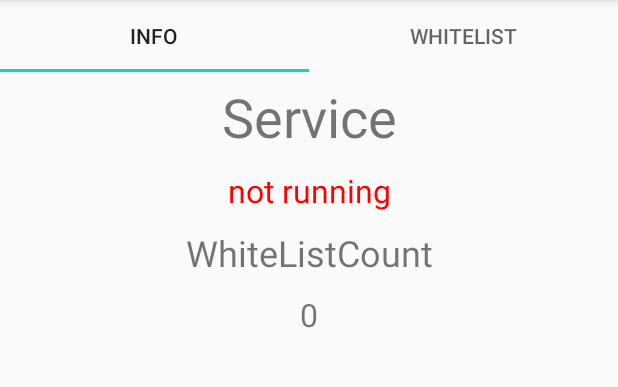
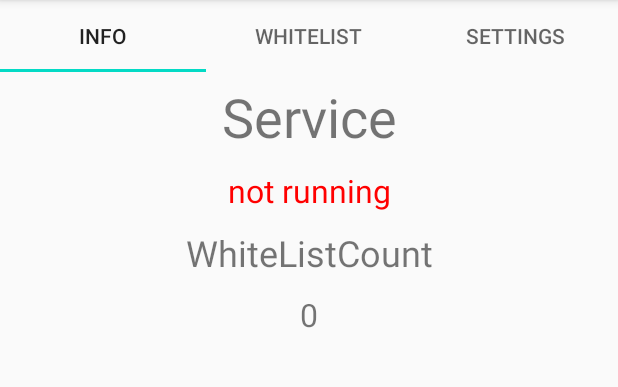
Before and after one commit to xfarrow/FindMyDevice, an Android app: the MainActivity screen opened directly, with no data from a screen before it, on a phone screen of 412 x 824 dp, the part 84-471 px from its top. Run offline under Robolectric (Android 15) with nearby library versions, the phone set to English and light mode, and no system bars.

Commit message:
Show message on lockscreen when phones gets lcoked remotely.

```diff
--- a/app/build.gradle
+++ b/app/build.gradle
@@ -6,7 +6,7 @@ android {
 
     defaultConfig {
         applicationId "de.nulide.findmydevice"
-        minSdkVersion 14
+        minSdkVersion 16
         targetSdkVersion 29
         versionCode 1
         versionName "0.0.1"
--- a/app/src/main/java/de/nulide/findmydevice/MainActivity.java
+++ b/app/src/main/java/de/nulide/findmydevice/MainActivity.java
@@ -8,11 +8,16 @@ import android.graphics.Color;
 import android.net.Uri;
 import android.os.Bundle;
 import android.provider.ContactsContract;
+import android.text.Editable;
+import android.text.TextWatcher;
 import android.view.ContextMenu;
 import android.view.MenuItem;
 import android.view.View;
 import android.widget.AdapterView;
 import android.widget.Button;
+import android.widget.CheckBox;
+import android.widget.CompoundButton;
+import android.widget.EditText;
 import android.widget.ListView;
 import android.widget.TextView;
 
@@ -22,6 +27,7 @@ import androidx.viewpager.widget.ViewPager;
 import com.google.android.material.tabs.TabLayout;
 
 import de.nulide.findmydevice.data.Contact;
+import de.nulide.findmydevice.data.Settings;
 import de.nulide.findmydevice.data.WhiteList;
 import de.nulide.findmydevice.data.io.IO;
 import de.nulide.findmydevice.ui.MainPageViewAdapter;
@@ -29,7 +35,7 @@ import de.nulide.findmydevice.ui.WhiteListViewAdapter;
 import de.nulide.findmydevice.utils.Permission;
 import de.nulide.findmydevice.utils.ServiceHandler;
 
-public class MainActivity extends AppCompatActivity implements View.OnClickListener, AdapterView.OnItemClickListener {
+public class MainActivity extends AppCompatActivity implements View.OnClickListener, AdapterView.OnItemClickListener, CompoundButton.OnCheckedChangeListener, TextWatcher {
 
     private TabLayout tabLayout;
     private ViewPager viewPager;
@@ -42,9 +48,12 @@ public class MainActivity extends AppCompatActivity implements View.OnClickListe
     private WhiteListViewAdapter listWhiteListAdapter;
     private Button buttonAddContact;
 
+    private CheckBox checkBoxDeviceWipe;
+    private EditText editTextPin;
+    private EditText editTextLockScreenMessage;
+
     private WhiteList whiteList;
-
-    private Intent backgroundService;
+    private Settings settings;
 
     @SuppressLint("MissingPermission")
     @Override
@@ -58,8 +67,8 @@ public class MainActivity extends AppCompatActivity implements View.OnClickListe
         }
 
         IO.context = this;
-        whiteList = IO.readWhiteList();
-
+        whiteList = IO.read(WhiteList.class, IO.whiteListFileName);
+        settings = IO.read(Settings.class, IO.settingsFileName);
         tabLayout = findViewById(R.id.tablayout);
         viewPager = findViewById(R.id.viewPager);
         MainPageViewAdapter mPageViewAdapter = new MainPageViewAdapter(this);
@@ -68,6 +77,7 @@ public class MainActivity extends AppCompatActivity implements View.OnClickListe
         tabLayout.setupWithViewPager(viewPager);
         tabLayout.getTabAt(0).setText("Info");
         tabLayout.getTabAt(1).setText("WhiteList");
+        tabLayout.getTabAt(2).setText("Settings");
 
         reloadViews();
         updateViews();
@@ -81,6 +91,10 @@ public class MainActivity extends AppCompatActivity implements View.OnClickListe
         listWhiteList = findViewById(R.id.list_whitelist);
         buttonAddContact = findViewById(R.id.button_add_contact);
         buttonAddContact.setOnClickListener(this);
+
+        checkBoxDeviceWipe = findViewById(R.id.checkBoxWipeData);
+        editTextLockScreenMessage = findViewById(R.id.editTextTextLockScreenMessage);
+        editTextPin = findViewById(R.id.editTextPin);
     }
 
     public void updateViews() {
@@ -96,6 +110,13 @@ public class MainActivity extends AppCompatActivity implements View.OnClickListe
         listWhiteList.setAdapter(listWhiteListAdapter);
         listWhiteList.setOnItemClickListener(this);
         registerForContextMenu(listWhiteList);
+
+        checkBoxDeviceWipe.setChecked(settings.isWipeEnabled());
+        checkBoxDeviceWipe.setOnCheckedChangeListener(this);
+        editTextLockScreenMessage.setText(settings.getLockScreenMessage());
+        editTextLockScreenMessage.addTextChangedListener(this);
+        editTextPin.setText(settings.getPin());
+        editTextPin.addTextChangedListener(this);
     }
 
     @Override
@@ -162,4 +183,30 @@ public class MainActivity extends AppCompatActivity implements View.OnClickListe
     public void onItemClick(AdapterView<?> parent, View view, int position, long id) {
 
     }
+
+    @Override
+    public void onCheckedChanged(CompoundButton buttonView, boolean isChecked) {
+        if(buttonView == checkBoxDeviceWipe){
+            settings.setWipeEnabled(isChecked);
+        }
+    }
+
+    @Override
+    public void beforeTextChanged(CharSequence s, int start, int count, int after) {
+
+    }
+
+    @Override
+    public void onTextChanged(CharSequence s, int start, int before, int count) {
+
+    }
+
+    @Override
+    public void afterTextChanged(Editable s) {
+        if(s == editTextLockScreenMessage.getText()){
+            settings.setLockScreenMessage(s.toString());
+        }else if(s == editTextPin.getText()){
+            settings.setPin(s.toString());
+        }
+    }
 }
--- /dev/null
+++ b/app/src/main/java/de/nulide/findmydevice/data/Settings.java
@@ -0,0 +1,42 @@
+package de.nulide.findmydevice.data;
+
+import de.nulide.findmydevice.data.io.IO;
+
+public class Settings {
+
+    private boolean wipeEnabled;
+    private String lockScreenMessage;
+    private String pin;
+
+    public Settings() {
+        lockScreenMessage = new String();
+        pin = new String();
+    }
+
+    public boolean isWipeEnabled() {
+        return wipeEnabled;
+    }
+
+    public void setWipeEnabled(boolean wipeEnabled) {
+        this.wipeEnabled = wipeEnabled;
+        IO.write(this, IO.settingsFileName);
+    }
+
+    public String getLockScreenMessage() {
+        return lockScreenMessage;
+    }
+
+    public void setLockScreenMessage(String lockScreenMessage) {
+        this.lockScreenMessage = lockScreenMessage;
+        IO.write(this, IO.settingsFileName);
+    }
+
+    public String getPin() {
+        return pin;
+    }
+
+    public void setPin(String pin) {
+        this.pin = pin;
+        IO.write(this, IO.settingsFileName);
+    }
+}
--- a/app/src/main/java/de/nulide/findmydevice/data/io/IO.java
+++ b/app/src/main/java/de/nulide/findmydevice/data/io/IO.java
@@ -12,30 +12,31 @@ import java.io.FileReader;
 import java.io.IOException;
 import java.io.PrintWriter;
 
+import de.nulide.findmydevice.data.Settings;
 import de.nulide.findmydevice.data.WhiteList;
 
 public class IO {
 
-    private static final String whiteListFileName = "whitelist.json";
+    public static final String whiteListFileName = "whitelist.json";
+    public static final String settingsFileName = "settings-001.json";
     public static Context context;
 
-    public static void writeWhiteList(WhiteList wl) {
+    public static <T> void write(T obj, String fileName){
         ObjectMapper mapper = new ObjectMapper();
-        File file = new File(context.getFilesDir(), whiteListFileName);
+        File file = new File(context.getFilesDir(), fileName);
         try {
-            String json = mapper.writeValueAsString(wl);
+            String json = mapper.writeValueAsString(obj);
             PrintWriter out = new PrintWriter(file);
             out.write(json);
             out.close();
-        } catch (JsonProcessingException | FileNotFoundException e) {
+        } catch (FileNotFoundException | JsonProcessingException e) {
             e.printStackTrace();
         }
     }
 
-    public static WhiteList readWhiteList() {
+    public static <T> T read(Class<T> type, String fileName){
         ObjectMapper mapper = new ObjectMapper();
-        File file = new File(context.getFilesDir(), whiteListFileName);
-        WhiteList whiteList = new WhiteList(context);
+        File file = new File(context.getFilesDir(), fileName);
         try {
             BufferedReader br = new BufferedReader(new FileReader(file));
             StringBuilder json = new StringBuilder();
@@ -47,16 +48,22 @@ public class IO {
                     json.append('\n');
                 }
                 br.close();
+                T obj = mapper.readValue(json.toString(), type);
+                return obj;
             } catch (IOException e) {
                 e.printStackTrace();
             }
-            whiteList = mapper.readValue(json.toString(), WhiteList.class);
-            whiteList.setContext(context);
-        } catch (JsonProcessingException e) {
-            e.printStackTrace();
         } catch (FileNotFoundException e) {
             e.printStackTrace();
         }
-        return whiteList;
+        try {
+            return type.newInstance();
+
+        } catch (IllegalAccessException e) {
+            e.printStackTrace();
+        } catch (InstantiationException e) {
+            e.printStackTrace();
+        }
+        return null;
     }
 }
--- a/app/src/main/java/de/nulide/findmydevice/receiver/SMSReceiver.java
+++ b/app/src/main/java/de/nulide/findmydevice/receiver/SMSReceiver.java
@@ -23,7 +23,7 @@ public class SMSReceiver extends BroadcastReceiver {
     private Date timeUntilNextUsage;
 
     public SMSReceiver() {
-        whitelist = IO.readWhiteList();
+        whitelist = (WhiteList) IO.read(WhiteList.class, IO.whiteListFileName);
         timeUntilNextUsage = Calendar.getInstance().getTime();
     }
 
--- a/app/src/main/java/de/nulide/findmydevice/ui/MainPageViewAdapter.java
+++ b/app/src/main/java/de/nulide/findmydevice/ui/MainPageViewAdapter.java
@@ -29,6 +29,9 @@ public class MainPageViewAdapter extends PagerAdapter {
             case 1:
                 resId = R.layout.main_whitelist_layout;
                 break;
+            case 2:
+                resId = R.layout.main_settings_layout;
+                break;
         }
         View view = collection.findViewById(resId);
         if (collection.getChildAt(position) != view) {
@@ -43,13 +46,12 @@ public class MainPageViewAdapter extends PagerAdapter {
 
     @Override
     public void destroyItem(ViewGroup container, int position, Object object) {
-        container.removeView((TableLayout) object);
     }
 
 
     @Override
     public int getCount() {
-        return 2;
+        return 3;
     }
 
     @Override
--- a/app/src/main/res/layout/activity_main.xml
+++ b/app/src/main/res/layout/activity_main.xml
@@ -22,6 +22,7 @@
 
             <include layout="@layout/main_info_layout"/>
             <include layout="@layout/main_whitelist_layout"/>
+            <include layout="@layout/main_settings_layout"/>
 
         </androidx.viewpager.widget.ViewPager>
 
```
Also changed, not shown: app/src/main/AndroidManifest.xml (+23 -10 lines), app/src/main/java/de/nulide/findmydevice/LockScreenMessage.java (added, +42 -0 lines), app/src/main/java/de/nulide/findmydevice/data/WhiteList.java (+1 -16 lines), app/src/main/java/de/nulide/findmydevice/utils/MessageHandler.java (+20 -0 lines), app/src/main/res/layout/activity_lock_screen_message.xml (added, +31 -0 lines), app/src/main/res/layout/main_settings_layout.xml (added, +69 -0 lines).
